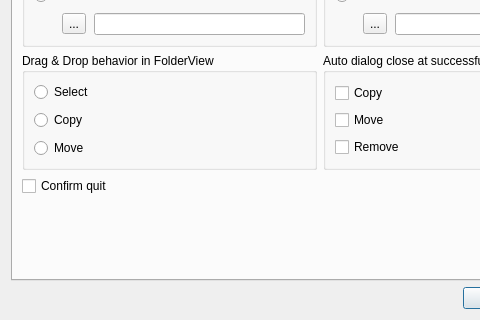
Before: the Qt Designer form preferencesdialog.ui in haraki/farman, drawn with Qt 5; both pictures show x 0 to 480 and y 299 to 619 of the 640 by 619 pixel window.
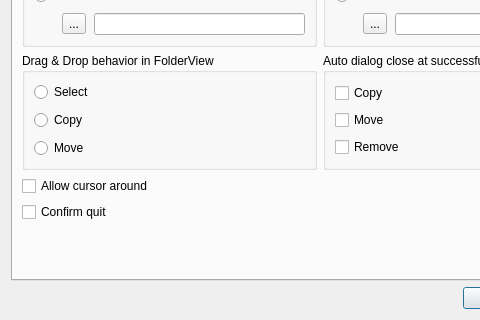
After: the same form once the commit is applied.

Commit message: add "allow cursor around" to settings and PreferenceDialog.

What changed in the file:
```diff
--- a/preferencesdialog.ui
+++ b/preferencesdialog.ui
@@ -325,14 +325,7 @@
          </layout>
         </widget>
        </item>
-       <item row="3" column="0">
-        <widget class="QCheckBox" name="confirmQuitCheckBox">
-         <property name="text">
-          <string>Confirm quit</string>
-         </property>
-        </widget>
-       </item>
-       <item row="4" column="0">
+       <item row="5" column="0">
         <spacer name="generalVerticalSpacer">
          <property name="orientation">
           <enum>Qt::Vertical</enum>
@@ -375,6 +368,20 @@
          </layout>
         </widget>
        </item>
+       <item row="4" column="0">
+        <widget class="QCheckBox" name="confirmQuitCheckBox">
+         <property name="text">
+          <string>Confirm quit</string>
+         </property>
+        </widget>
+       </item>
+       <item row="3" column="0">
+        <widget class="QCheckBox" name="allowCursorAroundCheckBox">
+         <property name="text">
+          <string>Allow cursor around</string>
+         </property>
+        </widget>
+       </item>
       </layout>
      </widget>
      <widget class="QWidget" name="appearanceTab">
```
Left out of the diff: 300 changed lines with no effect on the pictures. The commit also changes 3 other files.
